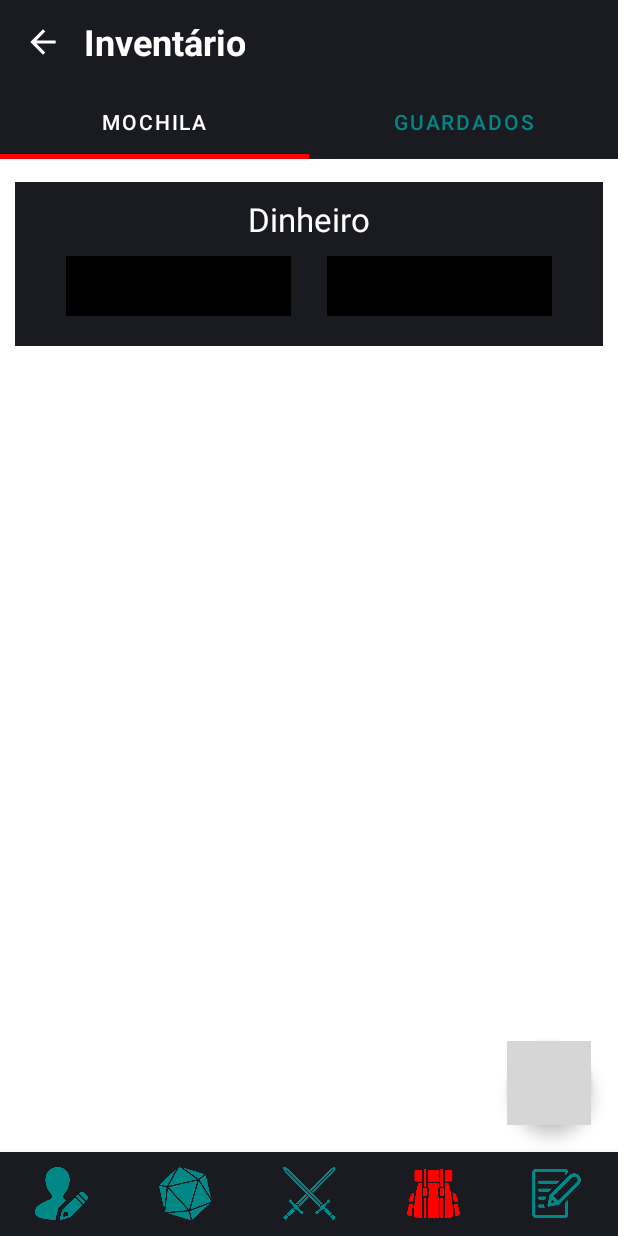
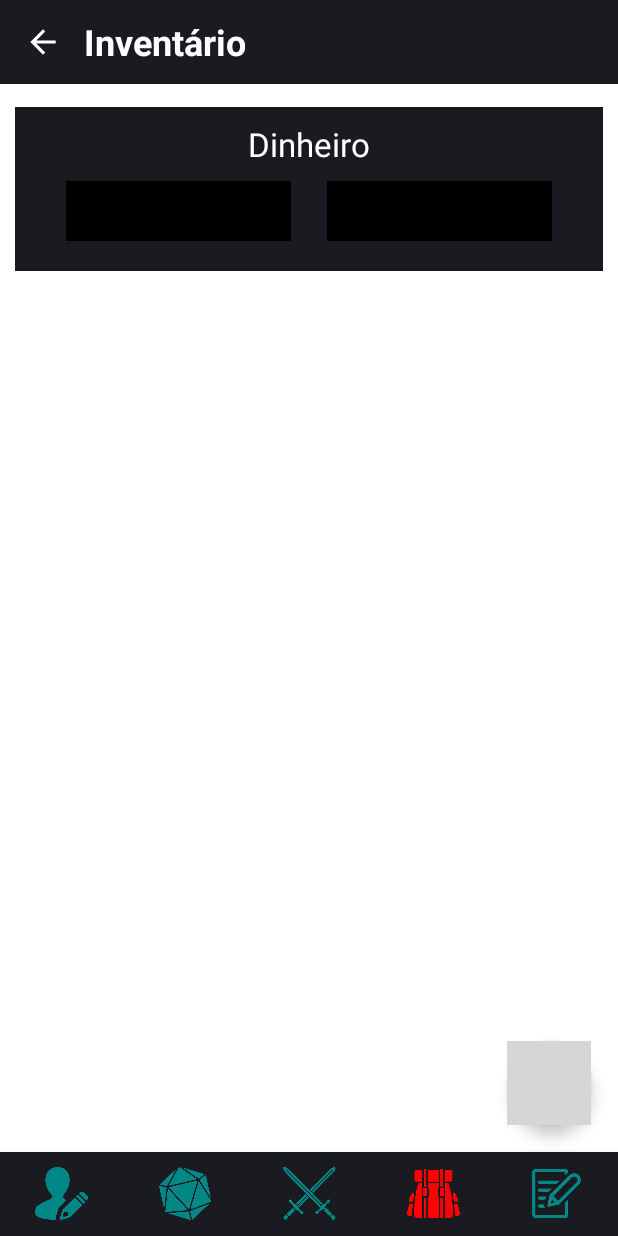
Before and after one commit to 404Kaizer/Eroda-RPG-D20-Sheet, an Android app: the fragment TabCharSkillsFragment placed in its activity, item 4 of the bottom bar chosen, on a phone screen of 412 x 824 dp. Run offline under Robolectric (Android 15) with nearby library versions, the phone set to English and light mode, and no system bars; grey boxes are pictures that could not be loaded.

Commit message:
Major code changes and unused layouts deletion.

```diff
--- a/app/src/main/java/com/example/erodad20sheet/adapters/InventoryViewPagerAdapter.kt
+++ /dev/null
@@ -1,33 +0,0 @@
-package com.example.erodad20sheet.adapters
-
-import androidx.fragment.app.Fragment
-import androidx.fragment.app.FragmentManager
-import androidx.lifecycle.Lifecycle
-import androidx.viewpager2.adapter.FragmentStateAdapter
-import com.example.erodad20sheet.fragments.*
-
-class InventoryViewPagerAdapter(fragmentManager: FragmentManager, lifecycle: Lifecycle)
-    : FragmentStateAdapter(fragmentManager, lifecycle) {
-
-    private val fragmentsArray : Array<Fragment> = arrayOf(
-        TabCharBackpackFragment(),
-        TabCharStoredItemsFragment()
-    )
-
-    private val fragmentsTitleArray : ArrayList<String> = arrayListOf(
-        "Mochila",
-        "Guardados"
-    )
-
-    override fun getItemCount(): Int {
-        return fragmentsArray.size
-    }
-
-    override fun createFragment(position: Int): Fragment {
-        return fragmentsArray[position]
-    }
-
-    fun getPageTitle(position : Int) : String{
-        return fragmentsTitleArray[position]
-    }
-}
--- /dev/null
+++ b/app/src/main/java/com/example/erodad20sheet/adapters/SkillsAdapter.kt
@@ -0,0 +1,39 @@
+package com.example.erodad20sheet.adapters
+
+import android.view.LayoutInflater
+import android.view.View
+import android.view.ViewGroup
+import android.widget.TextView
+import androidx.recyclerview.widget.RecyclerView
+import com.example.erodad20sheet.R
+import com.example.erodad20sheet.models.SkillsDataClass
+
+class SkillsAdapter(private val skillsList: ArrayList<SkillsDataClass>)
+    : RecyclerView.Adapter<SkillsAdapter.SkillsViewHolder>() {
+
+    class SkillsViewHolder(itemView: View) : RecyclerView.ViewHolder(itemView) {
+
+        private val titleTextView : TextView = itemView.findViewById(R.id.skill_title)
+        private val atributeTextView : TextView = itemView.findViewById(R.id.skill_atribute)
+        private val valueTextView : TextView = itemView.findViewById(R.id.skill_value)
+
+        fun populateAdapter(skills: SkillsDataClass) {
+            titleTextView.text = skills.title
+            atributeTextView.text = skills.atribute
+            valueTextView.text = skills.value
+        }
+    }
+
+    override fun onCreateViewHolder(parent: ViewGroup, viewType: Int): SkillsViewHolder {
+        val view = LayoutInflater.from(parent.context).inflate(R.layout.adapter_skills, parent, false)
+        return SkillsViewHolder(view)
+    }
+
+    override fun onBindViewHolder(holder: SkillsViewHolder, position: Int) {
+        holder.populateAdapter(skillsList[position])
+    }
+
+    override fun getItemCount(): Int {
+        return skillsList.size
+    }
+}
--- a/app/src/main/java/com/example/erodad20sheet/fragments/CharInventoryFragment.kt
+++ b/app/src/main/java/com/example/erodad20sheet/fragments/CharInventoryFragment.kt
@@ -7,16 +7,11 @@ import android.view.ViewGroup
 import androidx.fragment.app.Fragment
 import androidx.viewpager2.widget.ViewPager2
 import com.example.erodad20sheet.R
-import com.example.erodad20sheet.adapters.InventoryViewPagerAdapter
-import com.example.erodad20sheet.adapters.StatsViewPagerAdapter
 import com.google.android.material.tabs.TabLayout
 import com.google.android.material.tabs.TabLayoutMediator
 import kotlinx.android.synthetic.main.fragment_char_inventory.*
 
 class CharInventoryFragment : Fragment() {
-
-    private lateinit var inventoryViewPager: ViewPager2
-    private lateinit var inventoryTabLayout: TabLayout
 
     override fun onCreateView(
         inflater: LayoutInflater, container: ViewGroup?,
@@ -24,15 +19,6 @@ class CharInventoryFragment : Fragment() {
     ): View? {
         // Inflate the layout for this fragment
         val view = inflater.inflate(R.layout.fragment_char_inventory, container, false)
-
-        inventoryTabLayout = view.findViewById(R.id.inventory_tab_nav)
-        inventoryViewPager = view.findViewById(R.id.inventory_view_pager)
-        val inventoryViewPagerAdapter = InventoryViewPagerAdapter(childFragmentManager, lifecycle)
-        inventoryViewPager.adapter = inventoryViewPagerAdapter
-
-        TabLayoutMediator(inventoryTabLayout, inventoryViewPager) { tab, position ->
-            tab.text = inventoryViewPagerAdapter.getPageTitle(position)
-        }.attach()
 
         return view
     }
--- a/app/src/main/java/com/example/erodad20sheet/fragments/TabCharBackpackFragment.kt
+++ /dev/null
@@ -1,27 +0,0 @@
-package com.example.erodad20sheet.fragments
-
-import android.os.Bundle
-import androidx.fragment.app.Fragment
-import android.view.LayoutInflater
-import android.view.View
-import android.view.ViewGroup
-import com.example.erodad20sheet.R
-
-class TabCharBackpackFragment : Fragment() {
-
-    override fun onCreate(savedInstanceState: Bundle?) {
-        super.onCreate(savedInstanceState)
-    }
-
-    override fun onCreateView(
-        inflater: LayoutInflater, container: ViewGroup?,
-        savedInstanceState: Bundle?
-    ): View? {
-        // Inflate the layout for this fragment
-        return inflater.inflate(R.layout.fragment_tab_char_backpack, container, false)
-    }
-
-    companion object {
-        fun newInstance() = TabCharBackpackFragment()
-    }
-}
--- a/app/src/main/java/com/example/erodad20sheet/fragments/TabCharSkillsFragment.kt
+++ b/app/src/main/java/com/example/erodad20sheet/fragments/TabCharSkillsFragment.kt
@@ -5,7 +5,11 @@ import androidx.fragment.app.Fragment
 import android.view.LayoutInflater
 import android.view.View
 import android.view.ViewGroup
+import androidx.recyclerview.widget.LinearLayoutManager
+import androidx.recyclerview.widget.RecyclerView
 import com.example.erodad20sheet.R
+import com.example.erodad20sheet.adapters.SkillsAdapter
+import com.example.erodad20sheet.models.SkillsDataClass
 
 class TabCharSkillsFragment : Fragment() {
 
@@ -18,7 +22,38 @@ class TabCharSkillsFragment : Fragment() {
         savedInstanceState: Bundle?
     ): View? {
         // Inflate the layout for this fragment
-        return inflater.inflate(R.layout.fragment_tab_char_skills, container, false)
+        val view = inflater.inflate(R.layout.fragment_tab_char_skills, container, false)
+
+        val skill1 = SkillsDataClass("Poder", "(?)", "+0")
+        val skill2 = SkillsDataClass("Luta", "(For)", "+0")
+        val skill3 = SkillsDataClass("Pontaria", "(For)", "+0")
+        val skill4 = SkillsDataClass("Fortitude", "(For)", "+0")
+        val skill5 = SkillsDataClass("Reflexos", "(For)", "+0")
+        val skill6 = SkillsDataClass("Vontade", "(For)", "+0")
+        val skill7 = SkillsDataClass("Atletismo", "(For)", "+0")
+        val skill8 = SkillsDataClass("Acrobacia", "(For)", "+0")
+        val skill9 = SkillsDataClass("Furtividade", "(For)", "+0")
+        val skill10 = SkillsDataClass("Ladinagem", "(For)", "+0")
+        val skill11 = SkillsDataClass("Investigação", "(For)", "+0")
+        val skill12 = SkillsDataClass("Conhecimento", "(For)", "+0")
+        val skill13 = SkillsDataClass("Ocultismo", "(For)", "+0")
+        val skill14 = SkillsDataClass("Religião", "(For)", "+0")
+        val skill15 = SkillsDataClass("Medicina", "(For)", "+0")
+        val skill16 = SkillsDataClass("Percepção", "(For)", "+0")
+        val skill17 = SkillsDataClass("Intuição", "(For)", "+0")
+        val skill18 = SkillsDataClass("P. Socorros", "(For)", "+0")
+        val skill19 = SkillsDataClass("Sobrevivência", "(For)", "+0")
+        val skill20 = SkillsDataClass("Atuação", "(For)", "+0")
+        val skill21 = SkillsDataClass("Lábia", "(For)", "+0")
+        val skill22 = SkillsDataClass("Enganação", "(For)", "+0")
+        val skill23 = SkillsDataClass("Intimidação", "(For)", "+0")
+        val skillsArrayList = arrayListOf(skill1, skill2, skill3, skill4, skill5, skill6, skill7, skill8, skill9, skill10, skill11,
+            skill12, skill13, skill14, skill15, skill16, skill17, skill18, skill19, skill20, skill21, skill22, skill23)
+        val skillsRecyclerView = view.findViewById(R.id.skills_recycler) as RecyclerView
+        skillsRecyclerView.layoutManager = LinearLayoutManager(view.context)
+        skillsRecyclerView.adapter = SkillsAdapter(skillsArrayList)
+
+        return view
     }
 
     companion object {
--- /dev/null
+++ b/app/src/main/java/com/example/erodad20sheet/models/SkillsDataClass.kt
@@ -0,0 +1,3 @@
+package com.example.erodad20sheet.models
+
+data class SkillsDataClass(val title: String, val atribute: String, val value: String)
--- a/app/src/main/res/layout/fragment_char_inventory.xml
+++ b/app/src/main/res/layout/fragment_char_inventory.xml
@@ -6,39 +6,66 @@
     xmlns:app="http://schemas.android.com/apk/res-auto"
     tools:context=".fragments.CharInventoryFragment">
 
-    <com.google.android.material.tabs.TabLayout
-        android:id="@+id/inventory_tab_nav"
+    <androidx.constraintlayout.widget.ConstraintLayout
+        android:id="@+id/money_container"
         android:layout_width="match_parent"
-        android:layout_height="50dp"
-        android:elevation="0dp"
+        android:layout_height="wrap_content"
+        android:background="@color/dark_gray"
+        android:padding="10dp"
         app:layout_constraintTop_toTopOf="parent"
+        app:layout_constraintEnd_toEndOf="parent"
         app:layout_constraintStart_toStartOf="parent"
-        app:layout_constraintEnd_toEndOf="parent"
-        android:background="@color/dark_gray"
-        app:tabTextColor="@color/teal_700"
-        app:tabIndicatorColor="@color/red"
-        app:tabIndicatorHeight="3dp"
-        app:tabSelectedTextColor="@color/white">
+        android:layout_marginVertical="15dp"
+        android:layout_marginHorizontal="10dp">
 
-        <com.google.android.material.tabs.TabItem
-            android:id="@+id/backpack_tab"
+        <androidx.appcompat.widget.AppCompatTextView
+            android:id="@+id/money"
             android:layout_width="wrap_content"
             android:layout_height="wrap_content"
-            android:text="Mochila" />
+            android:text="Dinheiro"
+            android:textSize="22sp"
+            app:layout_constraintEnd_toEndOf="parent"
+            app:layout_constraintStart_toStartOf="parent"
+            app:layout_constraintTop_toTopOf="parent" />
 
-        <com.google.android.material.tabs.TabItem
-            android:id="@+id/stored_itens_tab"
-            android:layout_width="wrap_content"
-            android:layout_height="wrap_content"
-            android:text="Guardados" />
+        <androidx.appcompat.widget.AppCompatEditText
+            android:id="@+id/wallet"
+            android:layout_width="150dp"
+            android:layout_height="40dp"
+            android:layout_marginVertical="10dp"
+            android:background="@color/black"
+            android:gravity="center"
+            android:hint="Na Carteira"
+            app:layout_constraintBottom_toBottomOf="parent"
+            app:layout_constraintEnd_toStartOf="@id/stored_money"
+            app:layout_constraintStart_toStartOf="parent"
+            app:layout_constraintTop_toBottomOf="@id/money" />
 
-    </com.google.android.material.tabs.TabLayout>
+        <androidx.appcompat.widget.AppCompatEditText
+            android:id="@+id/stored_money"
+            android:layout_width="150dp"
+            android:layout_height="40dp"
+            android:layout_marginVertical="10dp"
+            android:background="@color/black"
+            android:gravity="center"
+            android:hint="Guardado"
+            app:layout_constraintBottom_toBottomOf="parent"
+            app:layout_constraintEnd_toEndOf="parent"
+            app:layout_constraintStart_toEndOf="@id/wallet"
+            app:layout_constraintTop_toBottomOf="@id/money" />
 
-    <androidx.viewpager2.widget.ViewPager2
-        android:id="@+id/inventory_view_pager"
-        android:layout_width="match_parent"
-        android:layout_height="0dp"
-        app:layout_constraintTop_toBottomOf="@id/inventory_tab_nav"
-        app:layout_constraintBottom_toBottomOf="parent"/>
+    </androidx.constraintlayout.widget.ConstraintLayout>
+
+    <com.google.android.material.floatingactionbutton.FloatingActionButton
+        android:id="@+id/add_item_fab"
+        android:layout_width="wrap_content"
+        android:layout_height="wrap_content"
+        app:layout_constraintBottom_toBottomOf="parent"
+        app:layout_constraintEnd_toEndOf="parent"
+        android:layout_margin="18dp"
+        android:src="@drawable/ic_add_drawable"
+        android:backgroundTint="@color/red"
+        app:rippleColor="@color/white"
+        android:contentDescription="Adicionar Item" />
 
 </androidx.constraintlayout.widget.ConstraintLayout>
--- a/app/src/main/res/layout/fragment_tab_char_backpack.xml
+++ /dev/null
@@ -1,71 +0,0 @@
-<?xml version="1.0" encoding="utf-8"?>
-<androidx.constraintlayout.widget.ConstraintLayout xmlns:android="http://schemas.android.com/apk/res/android"
-    xmlns:tools="http://schemas.android.com/tools"
-    android:layout_width="match_parent"
-    android:layout_height="match_parent"
-    xmlns:app="http://schemas.android.com/apk/res-auto"
-    tools:context=".fragments.TabCharBackpackFragment">
-
-    <androidx.constraintlayout.widget.ConstraintLayout
-        android:id="@+id/money_container"
-        android:layout_width="match_parent"
-        android:layout_height="wrap_content"
-        android:background="@color/dark_gray"
-        android:padding="10dp"
-        app:layout_constraintTop_toTopOf="parent"
-        app:layout_constraintEnd_toEndOf="parent"
-        app:layout_constraintStart_toStartOf="parent"
-        android:layout_marginVertical="15dp"
-        android:layout_marginHorizontal="10dp">
-
-        <androidx.appcompat.widget.AppCompatTextView
-            android:id="@+id/money"
-            android:layout_width="wrap_content"
-            android:layout_height="wrap_content"
-            android:text="Dinheiro"
-            android:textSize="22sp"
-            app:layout_constraintEnd_toEndOf="parent"
-            app:layout_constraintStart_toStartOf="parent"
-            app:layout_constraintTop_toTopOf="parent" />
-
-        <androidx.appcompat.widget.AppCompatEditText
-            android:id="@+id/wallet"
-            android:layout_width="150dp"
-            android:layout_height="40dp"
-            android:layout_marginVertical="10dp"
-            android:background="@color/black"
-            android:gravity="center"
-            android:hint="Na Carteira"
-            app:layout_constraintBottom_toBottomOf="parent"
-            app:layout_constraintEnd_toStartOf="@id/stored_money"
-            app:layout_constraintStart_toStartOf="parent"
-            app:layout_constraintTop_toBottomOf="@id/money" />
-
-        <androidx.appcompat.widget.AppCompatEditText
-            android:id="@+id/stored_money"
-            android:layout_width="150dp"
-            android:layout_height="40dp"
-            android:layout_marginVertical="10dp"
-            android:background="@color/black"
-            android:gravity="center"
-            android:hint="Guardado"
-            app:layout_constraintBottom_toBottomOf="parent"
-            app:layout_constraintEnd_toEndOf="parent"
-            app:layout_constraintStart_toEndOf="@id/wallet"
-            app:layout_constraintTop_toBottomOf="@id/money" />
-
-    </androidx.constraintlayout.widget.ConstraintLayout>
-
-    <com.google.android.material.floatingactionbutton.FloatingActionButton
-        android:id="@+id/add_item_fab"
-        android:layout_width="wrap_content"
-        android:layout_height="wrap_content"
-        app:layout_constraintBottom_toBottomOf="parent"
-        app:layout_constraintEnd_toEndOf="parent"
-        android:layout_margin="18dp"
-        android:src="@drawable/ic_add_drawable"
-        android:backgroundTint="@color/red"
-        app:rippleColor="@color/white"
-        android:contentDescription="Adicionar Item" />
-
-</androidx.constraintlayout.widget.ConstraintLayout>
```
Also changed, not shown: app/src/main/java/com/example/erodad20sheet/fragments/TabCharStoredItemsFragment.kt (deleted, +0 -27 lines), app/src/main/res/layout/adapter_skills.xml (added, +87 -0 lines), app/src/main/res/layout/fragment_tab_char_skills.xml (+7 -0 lines), app/src/main/res/layout/fragment_tab_char_stored_items.xml (deleted, +0 -71 lines).
